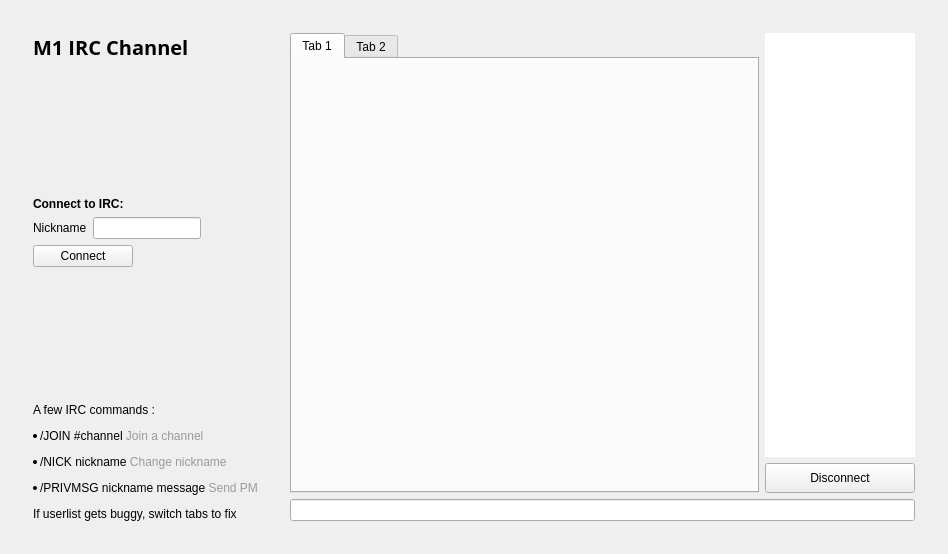
First picture: the form in src/qt/forms/chatwindow.ui, repository M1xProject/M1Project, before the edit.
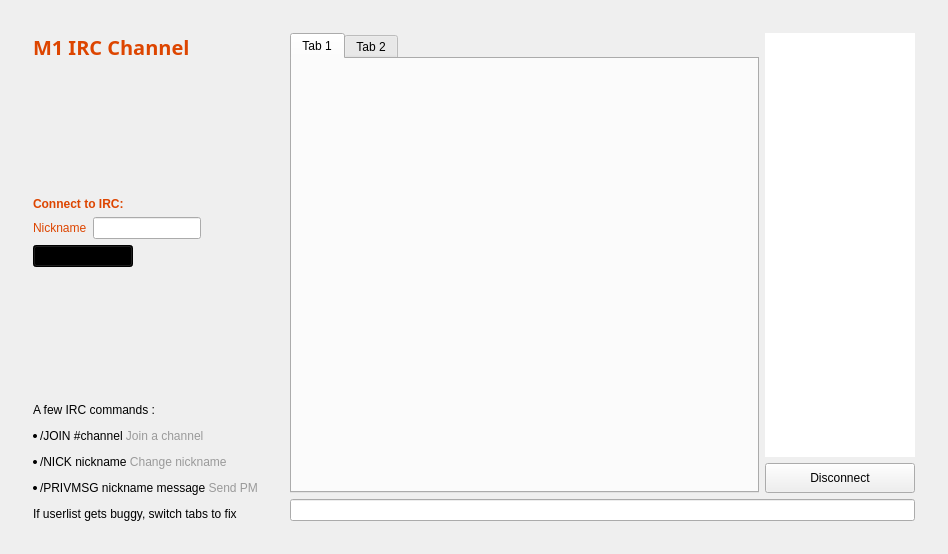
Second picture: the form after the edit. The open tabs and pages were chosen to show the change.

What changed in the file:
```diff
--- a/src/qt/forms/chatwindow.ui
+++ b/src/qt/forms/chatwindow.ui
@@ -36,25 +36,41 @@
            </property>
            <property name="font">
             <font>
-             <family>Open Sans,sans-serif</family>
+             <family>Venus Rising</family>
+             <pointsize>8</pointsize>
+             <weight>50</weight>
+             <italic>false</italic>
+             <bold>false</bold>
             </font>
            </property>
+           <property name="styleSheet">
+            <string notr="true">font: 8pt &quot;Venus Rising&quot;;
+color: rgb(221, 69, 0);</string>
+           </property>
            <property name="text">
-            <string>&lt;html&gt;&lt;head/&gt;&lt;body&gt;&lt;p&gt;&lt;span style=&quot; font-size:20px; font-weight:600; color:#000000;&quot;&gt;M1  IRC Channel&lt;/span&gt;&lt;/p&gt;&lt;/body&gt;&lt;/html&gt;</string>
+            <string>&lt;html&gt;&lt;head/&gt;&lt;body&gt;&lt;p&gt;&lt;span style=&quot; font-size:20px; font-weight:600; color:#dd4500;&quot;&gt;M1 IRC Channel&lt;/span&gt;&lt;/p&gt;&lt;/body&gt;&lt;/html&gt;</string>
            </property>
           </widget>
          </item>
          <item row="2" column="0" colspan="2">
           <widget class="QLabel" name="label_10">
+           <property name="styleSheet">
+            <string notr="true">font: 6pt &quot;Venus Rising&quot;;
+color: rgb(221, 69, 0);</string>
+           </property>
            <property name="text">
-            <string>&lt;html&gt;&lt;head/&gt;&lt;body&gt;&lt;p&gt;&lt;span style=&quot; font-weight:600; color:#000000;&quot;&gt;Connect to IRC:&lt;/span&gt;&lt;/p&gt;&lt;/body&gt;&lt;/html&gt;</string>
+            <string>&lt;html&gt;&lt;head/&gt;&lt;body&gt;&lt;p&gt;&lt;span style=&quot; font-weight:600; color:#dd4500;&quot;&gt;Connect to IRC:&lt;/span&gt;&lt;/p&gt;&lt;/body&gt;&lt;/html&gt;</string>
            </property>
           </widget>
          </item>
          <item row="3" column="0">
           <widget class="QLabel" name="label_5">
+           <property name="styleSheet">
+            <string notr="true">font: 6pt &quot;Venus Rising&quot;;
+color: rgb(221, 69, 0);</string>
+           </property>
            <property name="text">
-            <string>&lt;html&gt;&lt;head/&gt;&lt;body&gt;&lt;p&gt;&lt;span style=&quot; color:#000000;&quot;&gt;Nickname&lt;/span&gt;&lt;/p&gt;&lt;/body&gt;&lt;/html&gt;</string>
+            <string>&lt;html&gt;&lt;head/&gt;&lt;body&gt;&lt;p&gt;&lt;span style=&quot; color:#dd4500;&quot;&gt;Nickname&lt;/span&gt;&lt;/p&gt;&lt;/body&gt;&lt;/html&gt;</string>
            </property>
           </widget>
          </item>
@@ -85,6 +101,11 @@
              <height>20</height>
             </size>
            </property>
+           <property name="styleSheet">
+            <string notr="true">#buttonConnect { 
+	background-color: rgb(0,0,0);
+}</string>
+           </property>
            <property name="text">
             <string>Connect</string>
            </property>
```
Left out of the diff: 2 changed lines with no effect on the pictures.
